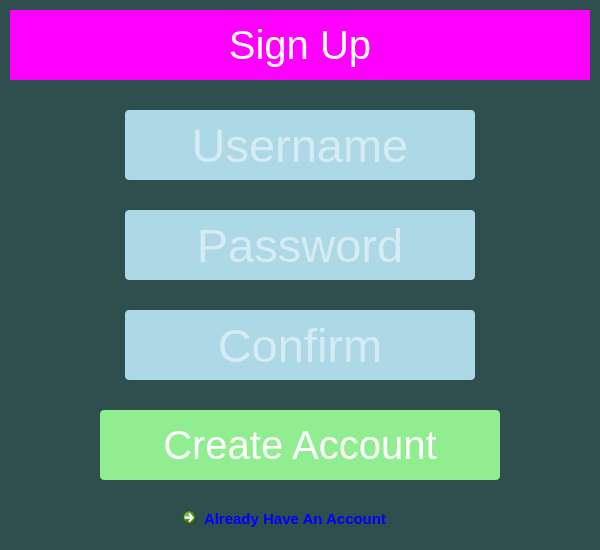
First picture: the form in qt/ui/signup.ui, repository jparker2006/Contacts, before the edit.
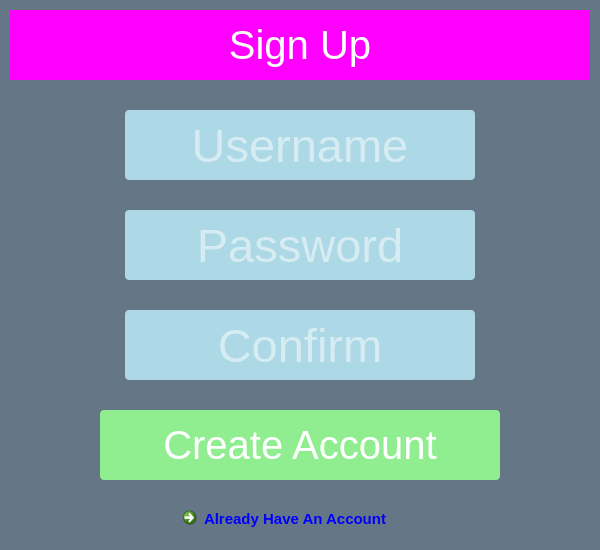
Second picture: the form after the edit.

```diff
--- a/qt/ui/signup.ui
+++ b/qt/ui/signup.ui
@@ -26,7 +26,7 @@
    <string>MainWindow</string>
   </property>
   <property name="styleSheet">
-   <string notr="true">background-color: darkslategray;</string>
+   <string notr="true">background-color: #657786;</string>
   </property>
   <property name="tabShape">
    <enum>QTabWidget::Rounded</enum>
```
